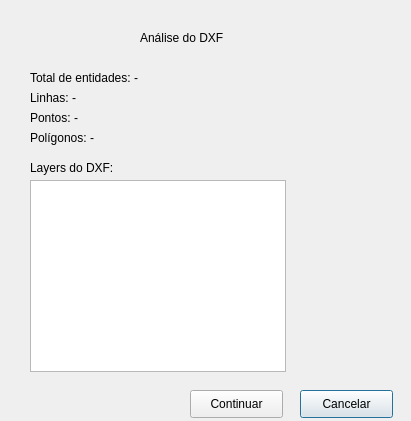
Old version of the form Survee_analysis_dialog.ui in the repository Gama17/Survee.
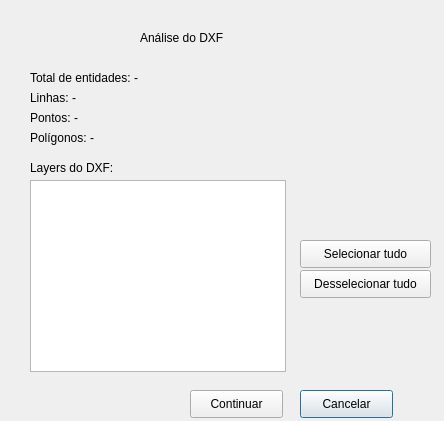
New version of the form.

Commit message:
release v1.0.0 - initial stable release of Survee plugin
Correção do Ortofotomapa
Opção de selecionar CRS
Exportação KML

What changed in the file:
```diff
--- a/Survee_analysis_dialog.ui
+++ b/Survee_analysis_dialog.ui
@@ -6,7 +6,7 @@
    <rect>
     <x>0</x>
     <y>0</y>
-    <width>411</width>
+    <width>444</width>
     <height>421</height>
    </rect>
   </property>
@@ -127,6 +127,32 @@
     <string>Continuar</string>
    </property>
   </widget>
+  <widget class="QPushButton" name="btnSelectAll">
+   <property name="geometry">
+    <rect>
+     <x>300</x>
+     <y>240</y>
+     <width>131</width>
+     <height>28</height>
+    </rect>
+   </property>
+   <property name="text">
+    <string>Selecionar tudo</string>
+   </property>
+  </widget>
+  <widget class="QPushButton" name="btnDeselectAll">
+   <property name="geometry">
+    <rect>
+     <x>300</x>
+     <y>270</y>
+     <width>131</width>
+     <height>28</height>
+    </rect>
+   </property>
+   <property name="text">
+    <string>Desselecionar tudo</string>
+   </property>
+  </widget>
  </widget>
  <resources/>
  <connections/>
```
The commit also changes 8 other files.
